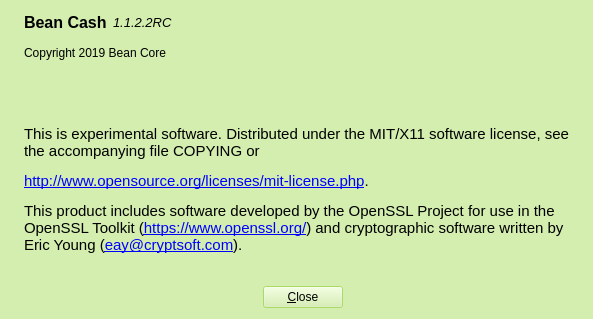
teambean/BeanCash, file src/qt/forms/aboutdialog.ui: the form before one commit.
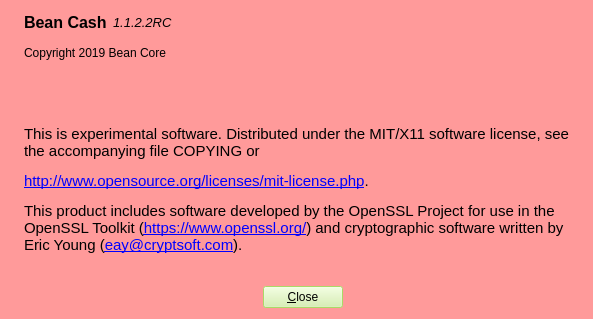
The form after the commit. Icons and pictures are not drawn.

```diff
--- a/src/qt/forms/aboutdialog.ui
+++ b/src/qt/forms/aboutdialog.ui
@@ -34,9 +34,9 @@
      <colorrole role="Window">
       <brush brushstyle="SolidPattern">
        <color alpha="255">
-        <red>211</red>
-        <green>238</green>
-        <blue>175</blue>
+        <red>255</red>
+        <green>154</green>
+        <blue>154</blue>
        </color>
       </brush>
      </colorrole>
@@ -52,9 +52,9 @@
      <colorrole role="AlternateBase">
       <brush brushstyle="SolidPattern">
        <color alpha="255">
-        <red>211</red>
-        <green>238</green>
-        <blue>175</blue>
+        <red>255</red>
+        <green>154</green>
+        <blue>154</blue>
        </color>
       </brush>
      </colorrole>
@@ -90,9 +90,9 @@
      <colorrole role="Window">
       <brush brushstyle="SolidPattern">
        <color alpha="255">
-        <red>211</red>
-        <green>238</green>
-        <blue>175</blue>
+        <red>255</red>
+        <green>154</green>
+        <blue>154</blue>
        </color>
       </brush>
      </colorrole>
@@ -108,9 +108,9 @@
      <colorrole role="AlternateBase">
       <brush brushstyle="SolidPattern">
        <color alpha="255">
-        <red>211</red>
-        <green>238</green>
-        <blue>175</blue>
+        <red>255</red>
+        <green>154</green>
+        <blue>154</blue>
        </color>
       </brush>
      </colorrole>
@@ -137,18 +137,18 @@
      <colorrole role="Base">
       <brush brushstyle="SolidPattern">
        <color alpha="255">
-        <red>211</red>
-        <green>238</green>
-        <blue>175</blue>
+        <red>255</red>
+        <green>154</green>
+        <blue>154</blue>
        </color>
       </brush>
      </colorrole>
      <colorrole role="Window">
       <brush brushstyle="SolidPattern">
        <color alpha="255">
-        <red>211</red>
-        <green>238</green>
-        <blue>175</blue>
+        <red>255</red>
+        <green>154</green>
+        <blue>154</blue>
        </color>
       </brush>
      </colorrole>
@@ -164,9 +164,9 @@
      <colorrole role="AlternateBase">
       <brush brushstyle="SolidPattern">
        <color alpha="255">
-        <red>211</red>
-        <green>238</green>
-        <blue>175</blue>
+        <red>255</red>
+        <green>154</green>
+        <blue>154</blue>
        </color>
       </brush>
      </colorrole>
```
